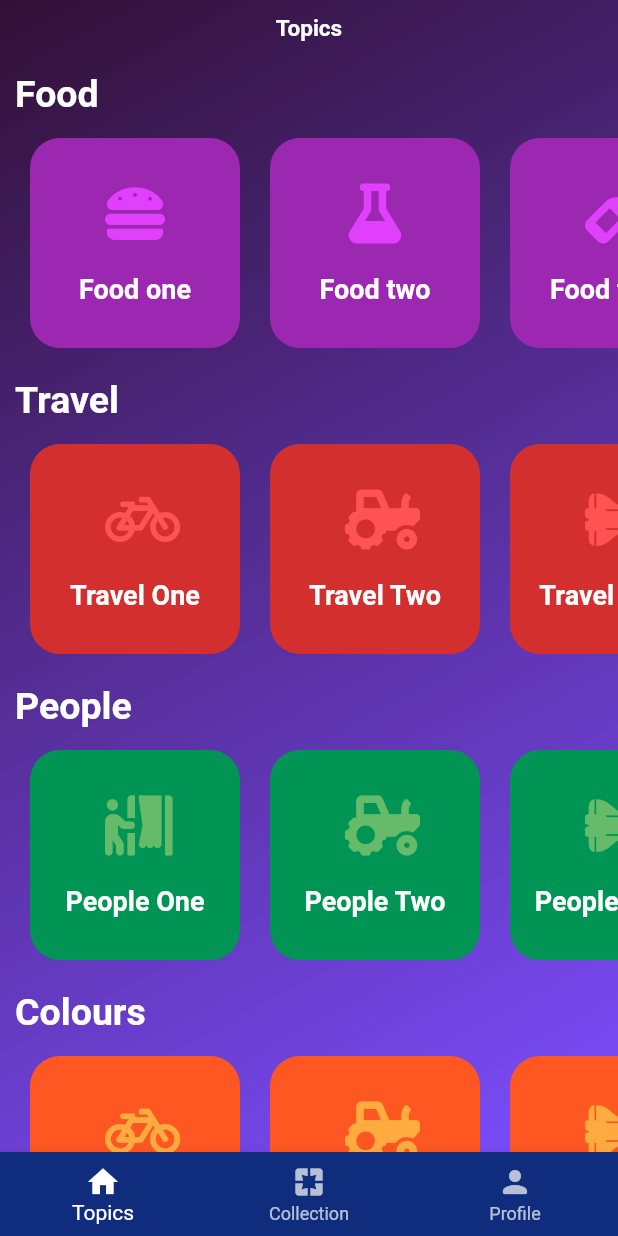
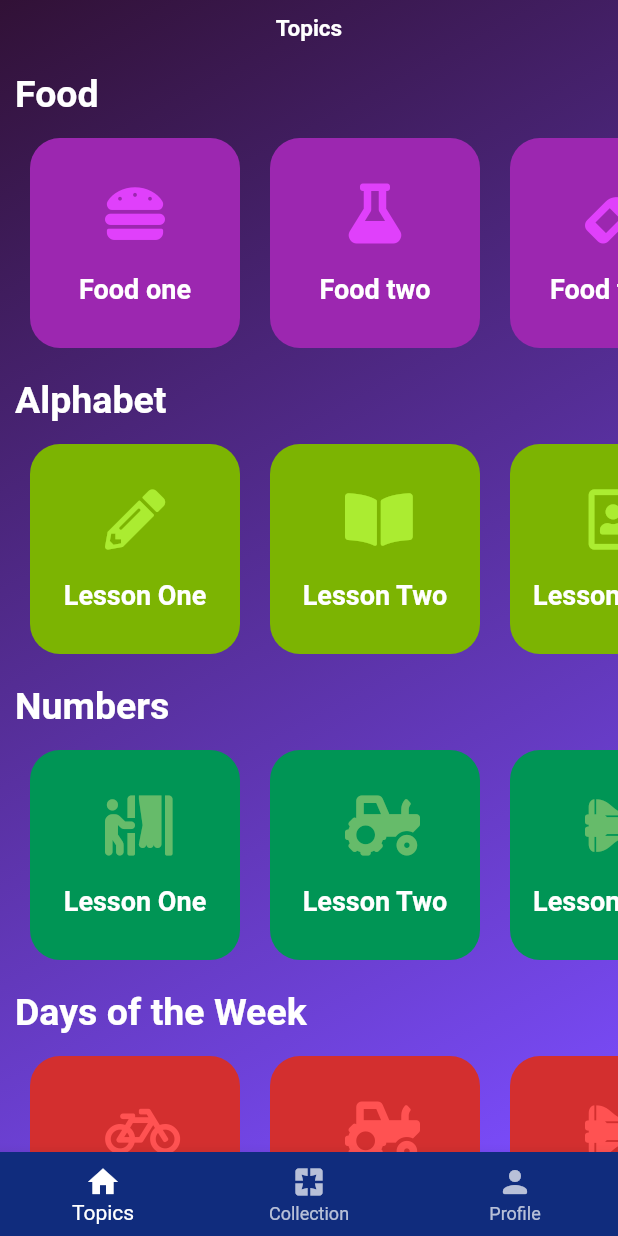
Before and after one commit to carolinemmcg2020/learn_tagalog, a Flutter app: the screen it shows after launch, after a tap on "Sign up", on a phone screen of 412 x 824 dp. Run offline on Flutter 3.47's test engine with Material 2 defaults, Android fonts, the phone set to English and light mode, and no system bars; drawn by our look-alikes of flutter_settings_screens; our stand-ins replace avatar_glow, cloud_firestore, firebase_auth, firebase_core, font_awesome_flutter, google_sign_in and 1 more; accounts and stored records are empty.

Commit message:
Added more categories.

```diff
--- a/lib/helpers/utils.dart
+++ b/lib/helpers/utils.dart
@@ -113,45 +113,136 @@ class Utils {
             color: Colors.purple,
             backgroundColor: Colors.purpleAccent,
           ),
-          ]),
+        ],
+      ),
       Category(
-        name: 'Travel',
+        name: 'Alphabet',
+        icon: FontAwesomeIcons.wordpress,
+        color: Color.fromRGBO(124, 180, 2, 1.0),
+        backgroundColor: Color.fromRGBO(171, 236, 49, 1.0),
+        lessons: [
+          Lessons(
+            name: 'Lesson One',
+            icon: FontAwesomeIcons.pencilAlt,
+            color: Color.fromRGBO(124, 180, 2, 1.0),
+            backgroundColor: Color.fromRGBO(171, 236, 49, 1.0),
+          ),
+          Lessons(
+            name: 'Lesson Two',
+            icon: FontAwesomeIcons.bookOpen,
+            color: Color.fromRGBO(124, 180, 2, 1.0),
+            backgroundColor: Color.fromRGBO(171, 236, 49, 1.0),
+          ),
+          Lessons(
+            name: 'Lesson Three',
+            icon: FontAwesomeIcons.addressBook,
+            color: Color.fromRGBO(124, 180, 2, 1.0),
+            backgroundColor: Color.fromRGBO(171, 236, 49, 1.0),
+          ),
+          Lessons(
+            name: 'Lesson Four',
+            icon: FontAwesomeIcons.bookReader,
+            color: Color.fromRGBO(124, 180, 2, 1.0),
+            backgroundColor: Color.fromRGBO(171, 236, 49, 1.0),
+          ),
+          Lessons(
+            name: 'Lesson Five',
+            icon: FontAwesomeIcons.pen,
+            color: Color.fromRGBO(124, 180, 2, 1.0),
+            backgroundColor: Color.fromRGBO(171, 236, 49, 1.0),
+          ),
+          Lessons(
+            name: 'Lesson Six',
+            icon: FontAwesomeIcons.ruler,
+            color: Color.fromRGBO(124, 180, 2, 1.0),
+            backgroundColor: Color.fromRGBO(171, 236, 49, 1.0),
+          ),
+        ],
+      ),
+
+      Category(
+        name: 'Numbers',
+        icon: FontAwesomeIcons.personBooth,
+        color: Color.fromRGBO(0, 149, 85, 1.0),
+        backgroundColor: Colors.green[400],
+        lessons: [
+          Lessons(
+            name: 'Lesson One',
+            icon: FontAwesomeIcons.personBooth,
+            color: Color.fromRGBO(0, 149, 85, 1.0),
+            backgroundColor: Colors.green[400],
+          ),
+          Lessons(
+            name: 'Lesson Two',
+            icon: FontAwesomeIcons.tractor,
+            color: Color.fromRGBO(0, 149, 85, 1.0),
+            backgroundColor: Colors.green[400],
+          ),
+          Lessons(
+            name: 'Lesson Three',
+            icon: FontAwesomeIcons.spaceShuttle,
+            color: Color.fromRGBO(0, 149, 85, 1.0),
+            backgroundColor: Colors.green[400],
+          ),
+          Lessons(
+            name: 'Lesson Four',
+            icon: FontAwesomeIcons.plane,
+            color: Color.fromRGBO(0, 149, 85, 1.0),
+            backgroundColor: Colors.green[400],
+          ),
+          Lessons(
+            name: 'Lesson Five',
+            icon: FontAwesomeIcons.car,
+            color: Color.fromRGBO(0, 149, 85, 1.0),
+            backgroundColor: Colors.green[400],
+          ),
+          Lessons(
+            name: 'Lesson Six',
+            icon: FontAwesomeIcons.train,
+            color: Color.fromRGBO(0, 149, 85, 1.0),
+            backgroundColor: Colors.green[400],
+          ),
+        ],
+      ),
+      //TODO: Fill with lesson content
+      Category(
+        name: 'Days of the Week',
         icon: FontAwesomeIcons.plane,
         color: Colors.red[700],
         backgroundColor: Colors.redAccent,
         lessons: [
           Lessons(
-            name: 'Travel One',
+            name: 'Lesson One',
             icon: FontAwesomeIcons.bicycle,
             color: Colors.red[700],
             backgroundColor: Colors.redAccent,
           ),
           Lessons(
-            name: 'Travel Two',
+            name: 'Lesson Two',
             icon: FontAwesomeIcons.tractor,
             color: Colors.red[700],
             backgroundColor: Colors.redAccent,
           ),
           Lessons(
-            name: 'Travel Three',
+            name: 'Lesson Three',
             icon: FontAwesomeIcons.spaceShuttle,
             color: Colors.red[700],
             backgroundColor: Colors.redAccent,
           ),
           Lessons(
-            name: 'Travel Four',
+            name: 'Lesson Four',
             icon: FontAwesomeIcons.plane,
             color: Colors.red[700],
             backgroundColor: Colors.redAccent,
           ),
           Lessons(
-            name: 'Travel Five',
+            name: 'Lesson Five',
             icon: FontAwesomeIcons.car,
             color: Colors.red[700],
             backgroundColor: Colors.redAccent,
           ),
           Lessons(
-            name: 'Travel Six',
+            name: 'Lesson Six',
             icon: FontAwesomeIcons.train,
             color: Colors.red[700],
             backgroundColor: Colors.redAccent,
@@ -159,48 +250,31 @@ class Utils {
         ],
       ),
       Category(
-          name: 'People',
-          icon: FontAwesomeIcons.personBooth,
-          color: Color.fromRGBO(0, 149, 85, 1.0),
-          backgroundColor: Colors.green[400],
+        name: 'Months',
+        icon: FontAwesomeIcons.paintBrush,
+        color: Colors.cyan,
+        backgroundColor: Colors.cyanAccent,
         lessons: [
           Lessons(
-              name: 'People One',
-              icon: FontAwesomeIcons.personBooth,
-              color: Color.fromRGBO(0, 149, 85, 1.0),
-              backgroundColor: Colors.green[400],
+            name: 'Months One',
+            icon: FontAwesomeIcons.calendar,
+            color: Colors.cyan,
+            backgroundColor: Colors.cyanAccent,
           ),
           Lessons(
-              name: 'People Two',
-              icon: FontAwesomeIcons.tractor,
-              color: Color.fromRGBO(0, 149, 85, 1.0),
-              backgroundColor: Colors.green[400],
+            name: 'Months Two',
+            icon: FontAwesomeIcons.calendarDay,
+            color: Colors.cyan,
+            backgroundColor: Colors.cyanAccent,
           ),
           Lessons(
-              name: 'People Three',
-              icon: FontAwesomeIcons.spaceShuttle,
-              color: Color.fromRGBO(0, 149, 85, 1.0),
-              backgroundColor: Colors.green[400],
+            name: 'Months Three',
+            icon: FontAwesomeIcons.calendarWeek,
+            color: Colors.cyan,
+            backgroundColor: Colors.cyanAccent,
           ),
-            Lessons(
-              name: 'People Four',
-              icon: FontAwesomeIcons.plane,
-              color: Color.fromRGBO(0, 149, 85, 1.0),
-              backgroundColor: Colors.green[400],
+        ],
       ),
-            Lessons(
-              name: 'People Five',
-              icon: FontAwesomeIcons.car,
-              color: Color.fromRGBO(0, 149, 85, 1.0),
-              backgroundColor: Colors.green[400],
-            ),
-            Lessons(
-              name: 'People Six',
-              icon: FontAwesomeIcons.train,
-              color: Color.fromRGBO(0, 149, 85, 1.0),
-              backgroundColor: Colors.green[400],
-            ),
-          ]),
       Category(
         name: 'Colours',
         icon: FontAwesomeIcons.paintBrush,
@@ -243,7 +317,8 @@ class Utils {
             color: Colors.deepOrange,
             backgroundColor: Colors.orangeAccent,
           ),
-          ]),
+        ],
+      ),
     ];
   }
 }
```
Lines whose indentation alone changed are shown as unchanged.
